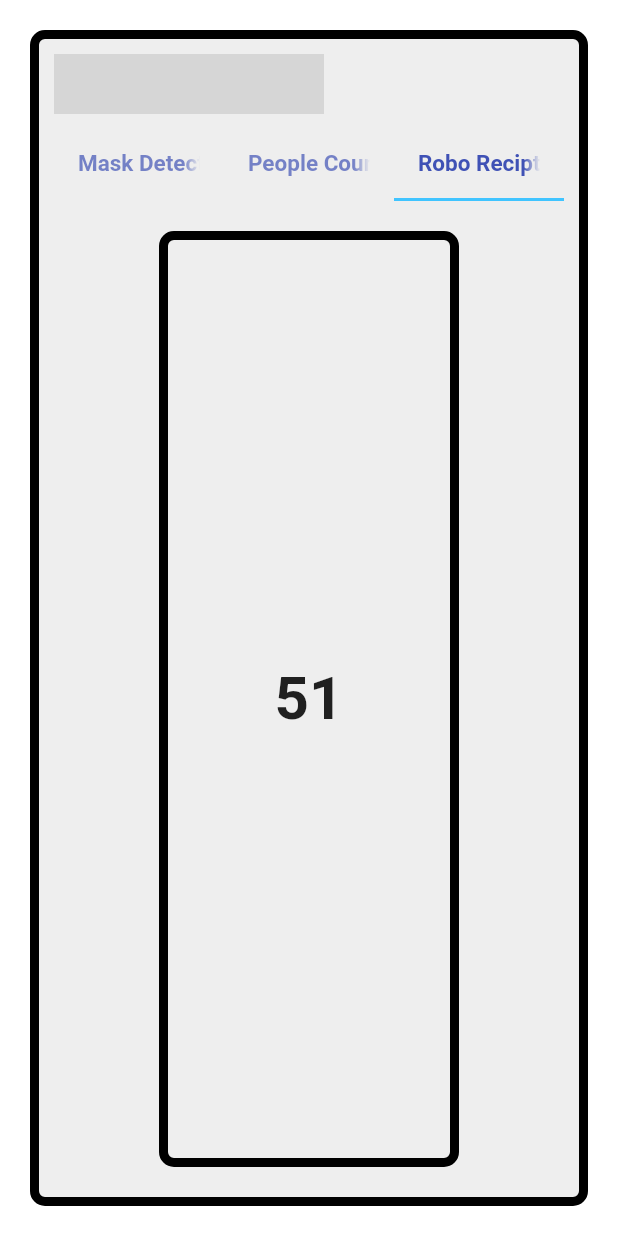
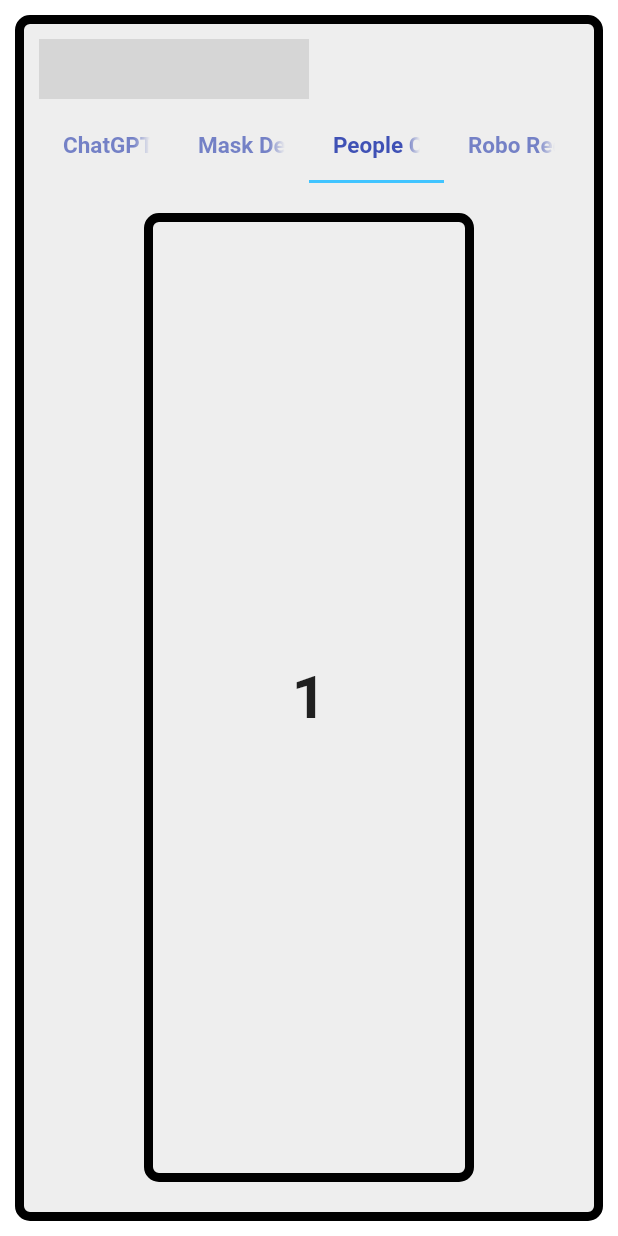
Before and after one commit to lioTauhid/megamind-iot-ui, a Flutter app: the screen it shows after launch, tab 3 chosen, on a phone screen of 412 x 824 dp. Run offline on Flutter 3.47's test engine with Material 2 defaults, Android fonts, the phone set to English and light mode, and no system bars; our stand-ins replace socket_io_client; network calls fail; grey boxes are pictures that could not be loaded.

Commit message:
ChatGPT ui

```diff
--- a/lib/main.dart
+++ b/lib/main.dart
@@ -23,67 +23,73 @@ class _HomePageWidgetState extends State<HomePageWidget>
   late TabController tabController;
   late Timer timer;
 
-  String botText = 'Say, Hi MegaMind to wakeup bot';
+  String userText = 'Say, Hi MegaMind to wakeup bot';
+  String botText = '';
   Map productMap = {};
   int maskState = 2;
-  int countDown = 60;
-  // int countDown = 0;
+
+  // int countDown = 60;
+  int countDown = 10;
 
   @override
   void initState() {
     // TODO: implement initState
     super.initState();
-    tabController = TabController(length: 3, vsync: this);
+    tabController = TabController(length: 4, vsync: this);
 
     socket.onConnect((_) {
       // print('connected');
-      socket.emit('data_event',
-          {'mask': '2', 'botText': 'Say, Hi MegaMind to wakeup bot'});
+      socket.emit('data_event', {
+        'mask': '2',
+        'botText': '',
+        'userText': 'Say, Hi MegaMind to wakeup bot',
+      });
       showSnackBar(context,
-          'Mask Detection is starting \nIt will take 50 second to start');
+          'ChatGPT Bot is starting \nIt will take 10 second to start', 10);
       // socket.emit('app_event', {'app': '0'});
     });
 
     // update data
     socket.on('data_response', (data) {
       print(data);
-      maskState = int.parse(data['mask']);
+      // maskState = int.parse(data['mask']);
+      userText = data['userText'];
       botText = data['botText'];
       setState(() {});
     });
-    socket.on('product_response', (data) {
-      print(data);
-      productMap = data;
-      setState(() {});
-    });
+    // socket.on('product_response', (data) {
+    //   print(data);
+    //   productMap = data;
+    //   setState(() {});
+    // });
 
-    // switching app
-    socket.on('app_response', (data) {
-      // print(data);
-      maskState = 2;
-      timer.cancel();
-      int index = int.parse(data['app']);
-      setState(() => tabController.index = index);
-      if (index == 0) {
-        countDown = 60;
-        showSnackBar(context,
-            'Mask Detection is starting \nIt will take 60 second to start');
-        timer = Timer.periodic(
-            const Duration(seconds: 1), (Timer t) => waitAndCount());
-      } else if (index == 1) {
-        countDown = 80;
-        showSnackBar(context,
-            'Gesture Detection is starting \nIt will take 80 second to start');
-        timer = Timer.periodic(
-            const Duration(seconds: 1), (Timer t) => waitAndCount());
-      } else {
-        countDown = 14;
-        showSnackBar(context,
-            'Robo Receptionist is starting \nIt will take 14 second to start');
-        timer = Timer.periodic(
-            const Duration(seconds: 1), (Timer t) => waitAndCount());
-      }
-    });
+    // // switching app
+    // socket.on('app_response', (data) {
+    //   // print(data);
+    //   maskState = 2;
+    //   timer.cancel();
+    //   int index = int.parse(data['app']);
+    //   setState(() => tabController.index = index);
+    //   if (index == 0) {
+    //     countDown = 60;
+    //     showSnackBar(context,
+    //         'Mask Detection is starting \nIt will take 60 second to start');
+    //     timer = Timer.periodic(
+    //         const Duration(seconds: 1), (Timer t) => waitAndCount());
+    //   } else if (index == 1) {
+    //     countDown = 80;
+    //     showSnackBar(context,
+    //         'Gesture Detection is starting \nIt will take 80 second to start');
+    //     timer = Timer.periodic(
+    //         const Duration(seconds: 1), (Timer t) => waitAndCount());
+    //   } else {
+    //     countDown = 14;
+    //     showSnackBar(context,
+    //         'Robo Receptionist is starting \nIt will take 14 second to start');
+    //     timer = Timer.periodic(
+    //         const Duration(seconds: 1), (Timer t) => waitAndCount());
+    //   }
+    // });
 
     timer =
         Timer.periodic(const Duration(seconds: 1), (Timer t) => waitAndCount());
@@ -99,7 +105,7 @@ class _HomePageWidgetState extends State<HomePageWidget>
     setState(() => countDown--);
   }
 
-  void showSnackBar(BuildContext context, String message) {
+  void showSnackBar(BuildContext context, String message, int duration) {
     ScaffoldMessenger.of(context).showSnackBar(SnackBar(
       content: Text(
         message,
@@ -107,7 +113,7 @@ class _HomePageWidgetState extends State<HomePageWidget>
       behavior: SnackBarBehavior.floating,
       // padding: EdgeInsets.all(20),
       margin: const EdgeInsets.fromLTRB(600, 0, 20, 20),
-      duration: const Duration(seconds: 8),
+      duration: Duration(seconds: duration),
       backgroundColor: Colors.blue,
       action: SnackBarAction(
         label: 'Ok',
@@ -131,11 +137,10 @@ class _HomePageWidgetState extends State<HomePageWidget>
       key: scaffoldKey,
       backgroundColor: Colors.white,
       body: SafeArea(
-        child: Padding(
-          padding: const EdgeInsetsDirectional.fromSTEB(20, 20, 20, 20),
         child: Container(
           width: double.infinity,
           height: double.infinity,
+          margin: const EdgeInsetsDirectional.all(10),
           decoration: BoxDecoration(
             color: const Color(0xFFEEEEEE),
             borderRadius: BorderRadius.circular(10),
@@ -160,8 +165,7 @@ class _HomePageWidgetState extends State<HomePageWidget>
                 ),
                 Expanded(
                   child: Padding(
-                      padding:
-                          const EdgeInsetsDirectional.fromSTEB(0, 10, 0, 0),
+                    padding: const EdgeInsetsDirectional.only(top: 8),
                     child: DefaultTabController(
                       length: 3,
                       initialIndex: 0,
@@ -177,6 +181,9 @@ class _HomePageWidgetState extends State<HomePageWidget>
                             indicatorColor: Colors.lightBlueAccent,
                             tabs: const [
                               Tab(
+                                text: 'ChatGPT Bot',
+                              ),
+                              Tab(
                                 text: 'Mask Detection',
                               ),
                               Tab(
@@ -191,9 +198,95 @@ class _HomePageWidgetState extends State<HomePageWidget>
                             child: TabBarView(
                               controller: tabController,
                               children: [
+                                Container(
+                                    width: 100,
+                                    height: 100,
+                                    margin:
+                                        const EdgeInsetsDirectional.fromSTEB(
+                                            20, 20, 20, 10),
+                                    alignment: Alignment.center,
+                                    decoration: BoxDecoration(
+                                      color: const Color(0xFFEEEEEE),
+                                      borderRadius: BorderRadius.circular(10),
+                                      border: Border.all(
+                                        width: 6,
+                                      ),
+                                    ),
+                                    child: countDown == 0
+                                        ? Column(
+                                            mainAxisSize: MainAxisSize.max,
+                                            mainAxisAlignment:
+                                                MainAxisAlignment.center,
+                                            children: [
+                                              if (botText.isEmpty)
+                                                Expanded(
+                                                  flex: 6,
+                                                  child: Padding(
+                                                    padding:
+                                                        const EdgeInsets.only(
+                                                            top: 20),
+                                                    child: ClipRRect(
+                                                      borderRadius:
+                                                          BorderRadius.circular(
+                                                              10),
+                                                      child: Image.asset(
+                                                        "assets/bot_listen.gif",
+                                                        height: Size
+                                                            .infinite.height,
+                                                        // width:
+                                                        //     Size.infinite.width,
+                                                        fit: BoxFit.cover,
+                                                      ),
+                                                    ),
+                                                  ),
+                                                ),
+                                              Expanded(
+                                                flex: 1,
+                                                child: Padding(
+                                                  padding:
+                                                      const EdgeInsetsDirectional
+                                                              .fromSTEB(
+                                                          10, 20, 10, 0),
+                                                  child: Text(
+                                                    "You say : " + userText,
+                                                    textAlign: TextAlign.center,
+                                                    style: const TextStyle(
+                                                        fontSize: 20,
+                                                        fontWeight:
+                                                            FontWeight.bold),
+                                                  ),
+                                                ),
+                                              ),
+                                              if (botText.isNotEmpty)
+                                                Expanded(
+                                                  flex: 3,
+                                                  child: Padding(
+                                                    padding:
+                                                        const EdgeInsetsDirectional
+                                                                .fromSTEB(
+                                                            10, 20, 10, 0),
+                                                    child: Text(
+                                                      "Assistant : \n" +
+                                                          botText,
+                                                      textAlign:
+                                                          TextAlign.center,
+                                                      style: const TextStyle(
+                                                          fontSize: 20,
+                                                          fontWeight:
+                                                              FontWeight.bold),
+                                                    ),
+                                                  ),
+                                                ),
+                                            ],
+                                          )
+                                        : Text(
+                                            "$countDown",
+                                            style: const TextStyle(
+                                                fontSize: 40,
+                                                fontWeight: FontWeight.bold),
+                                          )),
                                 Padding(
-                                    padding:
-                                        const EdgeInsetsDirectional.fromSTEB(
+                                  padding: const EdgeInsetsDirectional.fromSTEB(
                                       70, 20, 70, 10),
                                   child: Container(
                                     width: 100,
@@ -207,8 +300,9 @@ class _HomePageWidgetState extends State<HomePageWidget>
                                       ),
                                     ),
                                     child: Padding(
-                                        padding: const EdgeInsetsDirectional
-                                            .fromSTEB(0, 10, 0, 10),
+                                      padding:
+                                          const EdgeInsetsDirectional.fromSTEB(
+                                              0, 10, 0, 10),
                                       child: maskState == 2
                                           ? Text(
                                               countDown == 0
@@ -216,8 +310,7 @@ class _HomePageWidgetState extends State<HomePageWidget>
                                                   : "$countDown",
                                               style: const TextStyle(
                                                   fontSize: 40,
-                                                    fontWeight:
-                                                        FontWeight.bold),
+                                                  fontWeight: FontWeight.bold),
                                             )
                                           : Image.asset(maskState == 1
                                               ? "assets/with_mask.gif"
@@ -226,8 +319,7 @@ class _HomePageWidgetState extends State<HomePageWidget>
                                   ),
                                 ),
                                 Padding(
-                                    padding:
-                                        const EdgeInsetsDirectional.fromSTEB(
+                                  padding: const EdgeInsetsDirectional.fromSTEB(
                                       70, 20, 70, 10),
                                   child: Container(
                                     width: 100,
@@ -250,18 +342,16 @@ class _HomePageWidgetState extends State<HomePageWidget>
                                     ),
                                   ),
                                 ),
-                                  Padding(
-                                    padding:
+                                Container(
+                                    width: 100,
+                                    height: 100,
+                                    margin:
                                         const EdgeInsetsDirectional.fromSTEB(
                                             70, 20, 70, 10),
-                                    child: Container(
-                                        width: 100,
-                                        height: 100,
                                     alignment: Alignment.center,
                                     decoration: BoxDecoration(
                                       color: const Color(0xFFEEEEEE),
-                                          borderRadius:
-                                              BorderRadius.circular(10),
+                                      borderRadius: BorderRadius.circular(10),
                                       border: Border.all(
                                         width: 6,
                                       ),
@@ -272,16 +362,16 @@ class _HomePageWidgetState extends State<HomePageWidget>
                                             mainAxisAlignment:
                                                 MainAxisAlignment.center,
                                             children: [
-                                                  // Expanded(
-                                                  //   child: Padding(
-                                                  //     padding:
-                                                  //         const EdgeInsetsDirectional
-                                                  //                 .fromSTEB(
-                                                  //             0, 10, 0, 10),
-                                                  //     child: Image.asset(
-                                                  //         "assets/bot_listen.gif"),
-                                                  //   ),
-                                                  // ),
+                                              Expanded(
+                                                child: Padding(
+                                                  padding:
+                                                      const EdgeInsetsDirectional
+                                                              .fromSTEB(
+                                                          0, 10, 0, 10),
+                                                  child: Image.asset(
+                                                      "assets/bot_listen.gif"),
+                                                ),
+                                              ),
                                               Expanded(
                                                 flex: 1,
                                                 child: Padding(
@@ -291,13 +381,11 @@ class _HomePageWidgetState extends State<HomePageWidget>
                                                           10, 20, 10, 0),
                                                   child: Text(
                                                     botText,
-                                                        textAlign:
-                                                            TextAlign.center,
+                                                    textAlign: TextAlign.center,
                                                     style: const TextStyle(
                                                         fontSize: 20,
                                                         fontWeight:
-                                                                FontWeight
-                                                                    .bold),
+                                                            FontWeight.bold),
                                                   ),
                                                 ),
                                               ),
@@ -307,27 +395,24 @@ class _HomePageWidgetState extends State<HomePageWidget>
                                                   scrollDirection:
                                                       Axis.horizontal,
                                                   shrinkWrap: true,
-                                                      itemCount:
-                                                          productMap.length,
+                                                  itemCount: productMap.length,
                                                   itemBuilder:
                                                       (BuildContext context,
                                                           int index) {
                                                     return Container(
                                                       width: 200,
-                                                          height: Size
-                                                              .infinite.height,
+                                                      height:
+                                                          Size.infinite.height,
                                                       margin:
-                                                              const EdgeInsets
-                                                                  .all(10),
+                                                          const EdgeInsets.all(
+                                                              10),
                                                       padding:
-                                                              const EdgeInsets
-                                                                  .all(10),
-                                                          decoration:
-                                                              BoxDecoration(
+                                                          const EdgeInsets.all(
+                                                              10),
+                                                      decoration: BoxDecoration(
                                                         borderRadius:
                                                             BorderRadius
-                                                                    .circular(
-                                                                        8),
+                                                                .circular(8),
                                                         color: Colors.white,
                                                       ),
                                                       child: Column(
@@ -339,29 +424,26 @@ class _HomePageWidgetState extends State<HomePageWidget>
                                                                 .center,
                                                         children: [
                                                           Image.network(
-                                                                productMap
-                                                                    .values
+                                                            productMap.values
                                                                 .elementAt(
                                                                     index)
                                                                 .toString()
-                                                                    .split(
-                                                                        '|')[0],
+                                                                .split('|')[0],
                                                             height: 200,
                                                           ),
                                                           Text(
                                                               "\$${productMap.values.elementAt(index).toString().split('|')[1]}",
                                                               style: const TextStyle(
-                                                                      fontSize:
-                                                                          15,
+                                                                  fontSize: 15,
                                                                   color: Colors
                                                                       .green)),
                                                           Text(
-                                                                  productMap
-                                                                      .keys
+                                                              productMap.keys
                                                                   .elementAt(
                                                                       index)
                                                                   .toString(),
-                                                                  style: const TextStyle(
+                                                              style:
+                                                                  const TextStyle(
                                                                       fontSize:
                                                                           14)),
                                                         ],
@@ -376,10 +458,8 @@ class _HomePageWidgetState extends State<HomePageWidget>
                                             "$countDown",
                                             style: const TextStyle(
                                                 fontSize: 40,
-                                                    fontWeight:
-                                                        FontWeight.bold),
+                                                fontWeight: FontWeight.bold),
                                           )),
-                                  ),
                               ],
                             ),
                           ),
@@ -393,7 +473,6 @@ class _HomePageWidgetState extends State<HomePageWidget>
           ),
         ),
       ),
-      ),
     );
   }
 }
```
Lines whose indentation alone changed are shown as unchanged.
